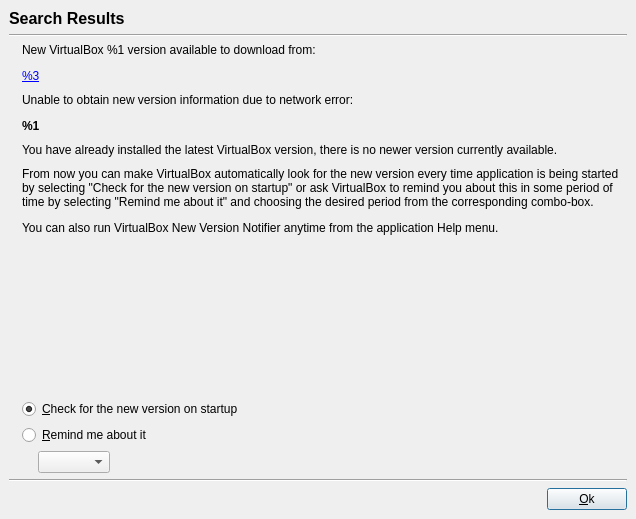
The window that vbox/src/VBox/Frontends/VirtualBox4/ui/VBoxUpdateDlg.ui (jljuxgm/vboxgit) describes before a commit, drawn with Qt 5.
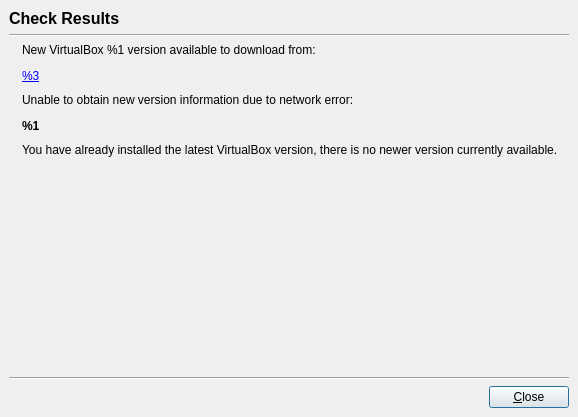
The same window after the commit. The open tabs and pages were chosen to show the change. Icons and pictures are not drawn. Custom widgets are drawn as their Qt base class.

```diff
--- a/vbox/src/VBox/Frontends/VirtualBox4/ui/VBoxUpdateDlg.ui
+++ b/vbox/src/VBox/Frontends/VirtualBox4/ui/VBoxUpdateDlg.ui
@@ -22,8 +22,8 @@
    <rect>
     <x>0</x>
     <y>0</y>
-    <width>636</width>
-    <height>519</height>
+    <width>578</width>
+    <height>417</height>
    </rect>
   </property>
   <property name="windowTitle" >
@@ -266,7 +266,7 @@
           </font>
          </property>
          <property name="text" >
-          <string>Search Results</string>
+          <string>Check Results</string>
          </property>
         </widget>
        </item>
@@ -371,28 +371,6 @@
                </property>
               </widget>
              </item>
-             <item>
-              <widget class="QILabel" name="mTextFinishInfo" >
-               <property name="sizePolicy" >
-                <sizepolicy vsizetype="Minimum" hsizetype="Minimum" >
-                 <horstretch>0</horstretch>
-                 <verstretch>0</verstretch>
-                </sizepolicy>
-               </property>
-               <property name="minimumSize" >
-                <size>
-                 <width>300</width>
-                 <height>0</height>
-                </size>
-               </property>
-               <property name="text" >
-                <string>&lt;p>From now you can make VirtualBox automatically look for the new version every time application is being started by selecting "Check for the new version on startup" or ask VirtualBox to remind you about this in some period of time by selecting "Remind me about it" and choosing the desired period from the corresponding combo-box.&lt;/p>&lt;p>You can also run VirtualBox New Version Notifier anytime from the application Help menu.&lt;/p></string>
-               </property>
-               <property name="wordWrap" >
-                <bool>true</bool>
-               </property>
-              </widget>
-             </item>
             </layout>
            </item>
            <item>
@@ -411,62 +389,6 @@
              </property>
             </spacer>
            </item>
-           <item>
-            <widget class="QRadioButton" name="mRbAutoCheck" >
-             <property name="text" >
-              <string>&amp;Check for the new version on startup</string>
-             </property>
-             <property name="checked" >
-              <bool>true</bool>
-             </property>
-            </widget>
-           </item>
-           <item>
-            <widget class="QRadioButton" name="mRbRecheck" >
-             <property name="text" >
-              <string>&amp;Remind me about it</string>
-             </property>
-            </widget>
-           </item>
-           <item>
-            <layout class="QHBoxLayout" >
-             <property name="spacing" >
-              <number>0</number>
-             </property>
-             <item>
-              <spacer>
-               <property name="orientation" >
-                <enum>Qt::Horizontal</enum>
-               </property>
-               <property name="sizeType" >
-                <enum>QSizePolicy::Fixed</enum>
-               </property>
-               <property name="sizeHint" >
-                <size>
-                 <width>16</width>
-                 <height>10</height>
-                </size>
-               </property>
-              </spacer>
-             </item>
-             <item>
-              <widget class="QComboBox" name="mCbRecheckTime" />
-             </item>
-             <item>
-              <spacer>
-               <property name="orientation" >
-                <enum>Qt::Horizontal</enum>
-               </property>
-               <property name="sizeHint" >
-                <size>
-                 <width>0</width>
-                 <height>10</height>
-                </size>
-               </property>
-              </spacer>
-             </item>
-            </layout>
-           </item>
           </layout>
          </item>
         </layout>
@@ -496,7 +418,7 @@
          <item>
           <widget class="QPushButton" name="mBtnFinish" >
            <property name="text" >
-            <string>&amp;Ok</string>
+            <string>&amp;Close</string>
            </property>
            <property name="default" >
             <bool>true</bool>
```
Left out of the diff: 89 changed lines with no effect on the pictures.
